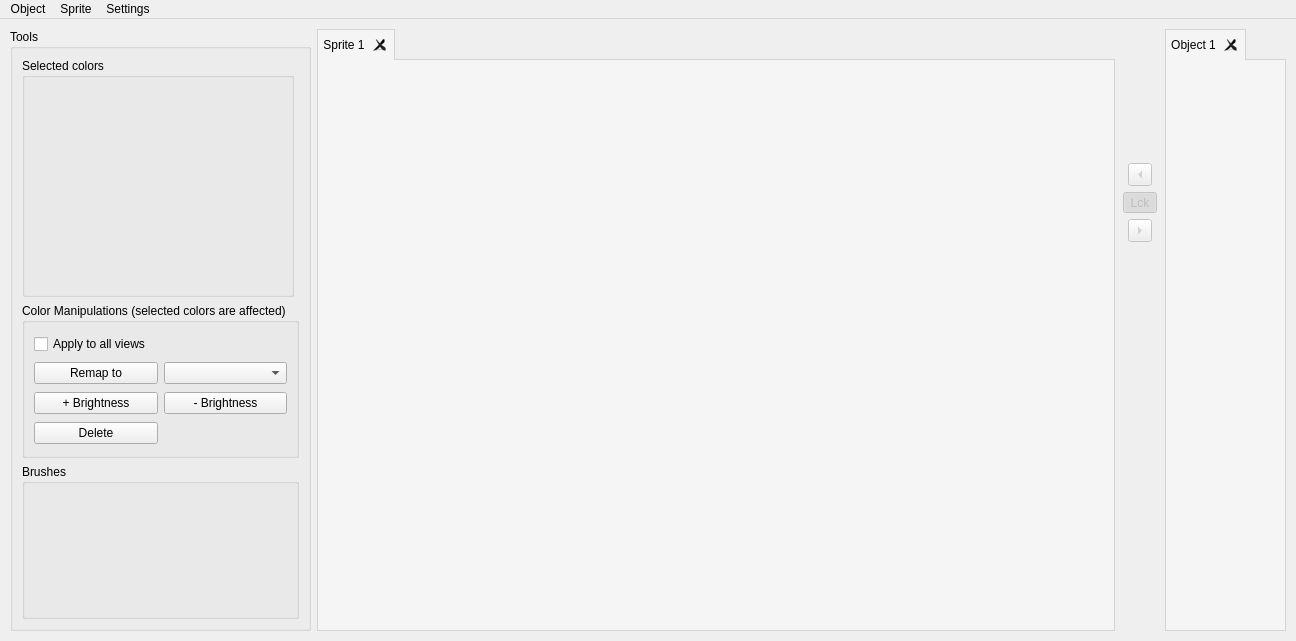
Before: the Qt Designer form editor_app/main_window.ui in danielmeinert/objectcreator, drawn with Qt 5.
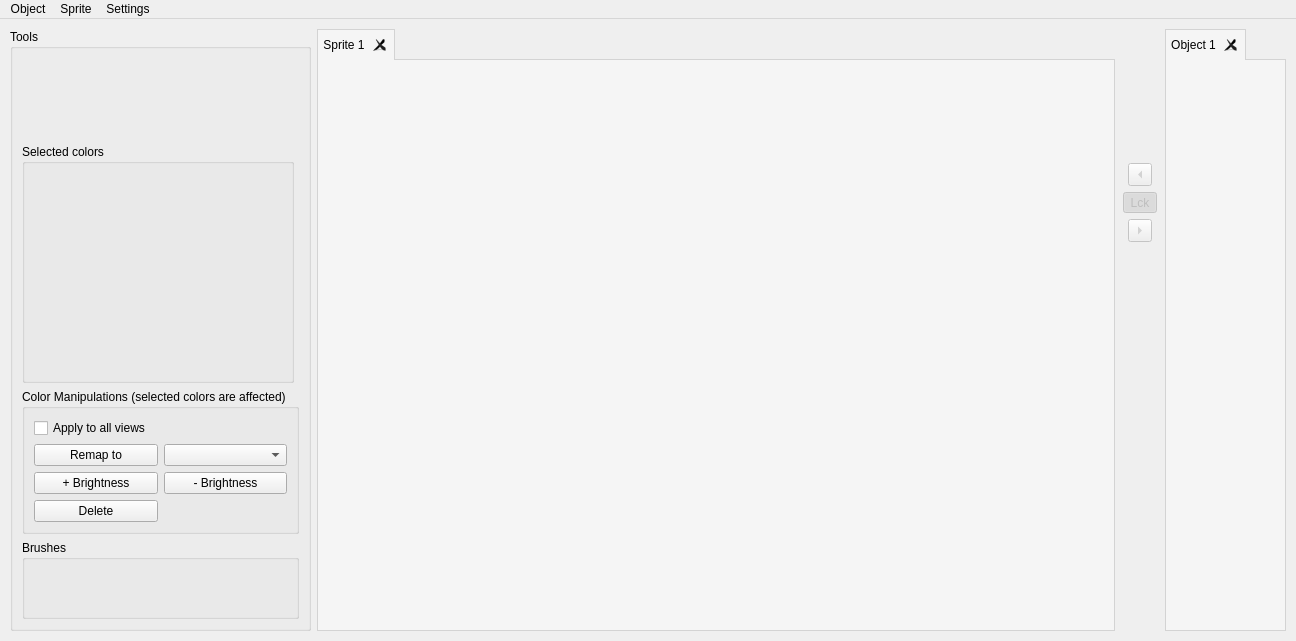
After: the same form once the commit is applied.

```diff
--- a/editor_app/main_window.ui
+++ b/editor_app/main_window.ui
@@ -54,6 +54,9 @@
        <string>Tools</string>
       </property>
       <layout class="QVBoxLayout" name="verticalLayout_4">
+       <item>
+        <widget class="QWidget" name="widget_tools" native="true"/>
+       </item>
        <item>
         <widget class="QGroupBox" name="groupBox_selectedColor">
          <property name="sizePolicy">
```
